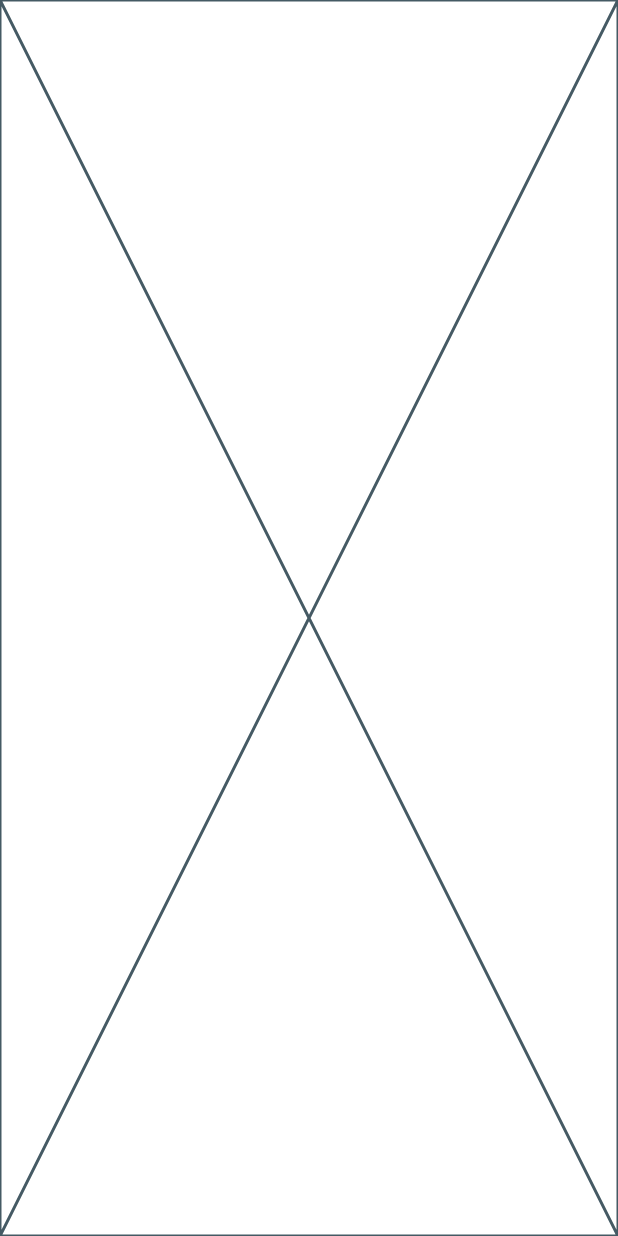
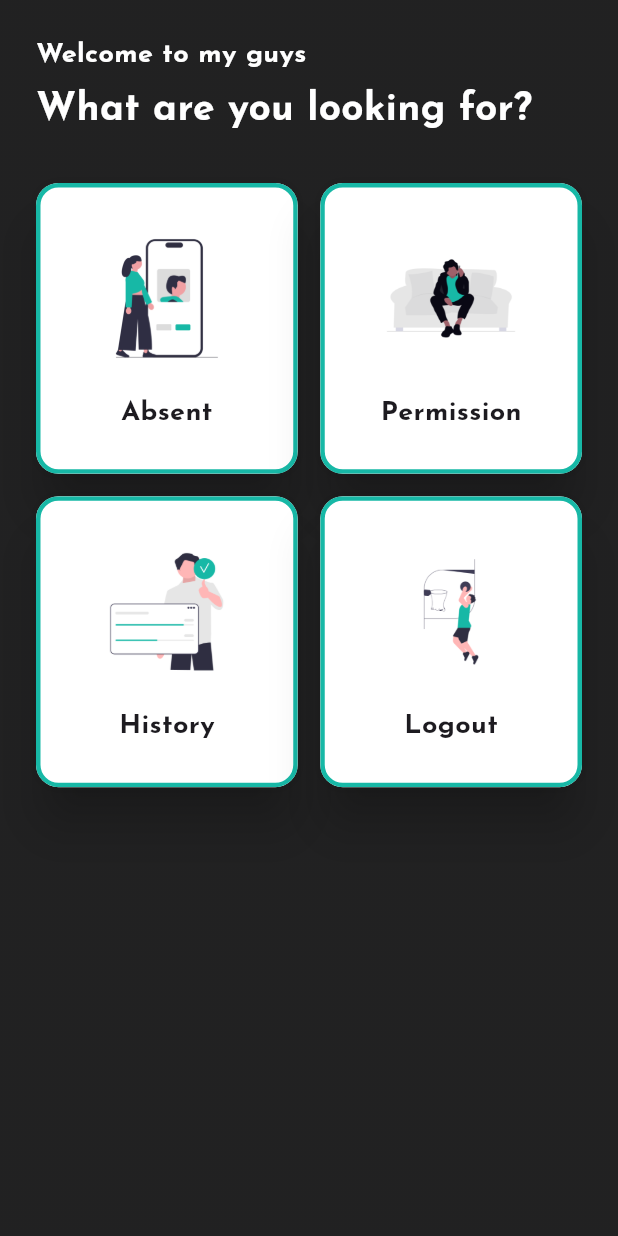
Before and after one commit to lamelopal/attendance_app, a Flutter app: the screen it shows after launch, on a phone screen of 412 x 824 dp. Run offline on Flutter 3.47's test engine with Material 3 defaults, Android fonts, the light colour scheme and no system bars; our stand-ins replace firebase_core, google_fonts; accounts and stored records are empty.

Commit message:
update home screen

```diff
--- /dev/null
+++ b/lib/attendance/attendance_screen.dart
@@ -0,0 +1,10 @@
+import 'package:flutter/cupertino.dart';
+
+class AttendanceScreen extends StatelessWidget {
+  const AttendanceScreen({super.key});
+
+  @override
+  Widget build(BuildContext context) {
+    return const Placeholder();
+  }
+}
--- /dev/null
+++ b/lib/attendance/custom_button_widget.dart
@@ -0,0 +1,67 @@
+import 'package:flutter/material.dart';
+
+class custom_button_widget extends StatelessWidget {
+  final String imageAssetPath;
+  final String title;
+  final Widget targetPage;
+
+  const custom_button_widget({
+    super.key,
+    required this.imageAssetPath,
+    required this.title,
+    required this.targetPage,
+  });
+
+  @override
+  Widget build(BuildContext context) {
+    return Material(
+      borderRadius: BorderRadius.circular(15),
+      elevation: 14,
+      color: Colors.white,
+      child: Ink(
+        decoration: BoxDecoration(
+          borderRadius: BorderRadius.circular(15),
+          color: Colors.white,
+          border: Border.all(
+            width: 3,
+            color: const Color(0xff17B8A6),
+          ),
+        ),
+        child: InkWell(
+          borderRadius: BorderRadius.circular(15),
+          onTap: () => Navigator.pushReplacement(
+            context,
+            MaterialPageRoute(
+              builder: (context) => targetPage,
+            ),
+          ),
+          child: Padding(
+            padding: const EdgeInsets.all(10),
+            child: Column(
+              mainAxisSize: MainAxisSize.min,
+              crossAxisAlignment: CrossAxisAlignment.center,
+              mainAxisAlignment: MainAxisAlignment.center,
+              children: [
+                Image.asset(
+                  imageAssetPath,
+                  width: 100,
+                  height: 100,
+                ),
+                const SizedBox(
+                  height: 14,
+                ),
+                Text(
+                  title,
+                  style: const TextStyle(
+                    fontSize: 18,
+                    fontWeight: FontWeight.bold,
+                  ),
+                ),
+              ],
+            ),
+          ),
+        ),
+      ),
+    );
+  }
+}
--- a/lib/main.dart
+++ b/lib/main.dart
@@ -1,6 +1,7 @@
+import 'package:attandance_edit/ui/home_screen.dart';
 import 'package:firebase_core/firebase_core.dart';
 import 'package:flutter/material.dart';
-
+import 'package:google_fonts/google_fonts.dart';
 
 Future<void> main() async {
   WidgetsFlutterBinding.ensureInitialized();
@@ -20,6 +21,26 @@ class MyApp extends StatelessWidget {
 
   @override
   Widget build(BuildContext context) {
-    return const Placeholder();
+    return MaterialApp(
+      debugShowCheckedModeBanner: false,
+      theme: ThemeData(
+        textTheme: GoogleFonts.josefinSansTextTheme(),
+        // card theme section
+        cardTheme: const CardTheme(
+          surfaceTintColor: Colors.white,
+        ),
+        // dialog theme section
+        dialogTheme: const DialogTheme(
+          surfaceTintColor: Colors.white,
+          backgroundColor: Colors.white,
+        ),
+        // color theme section
+        colorScheme: ColorScheme.fromSeed(
+          seedColor: Colors.blueAccent,
+        ),
+        useMaterial3: true,
+      ),
+      home: const HomeScreen(),
+    );
   }
 }
--- /dev/null
+++ b/lib/ui/home_screen.dart
@@ -0,0 +1,125 @@
+import 'package:attandance_edit/attendance/attendance_screen.dart';
+import 'package:flutter/material.dart';
+
+import '../attendance/custom_button_widget.dart';
+
+class HomeScreen extends StatelessWidget {
+  const HomeScreen({super.key});
+
+  @override
+  Widget build(BuildContext context) {
+    return PopScope(
+      canPop: false,
+      onPopInvoked: (bool didPop) async {
+        if (!didPop) {
+          final shouldPop = await _onWillPop(context);
+          if (shouldPop) {
+            Navigator.of(context).pop(true);
+          }
+        }
+      },
+      child: Scaffold(
+        body: Container(
+          decoration: const BoxDecoration(
+            gradient: LinearGradient(
+              begin: Alignment.topCenter,
+              end: Alignment.bottomCenter,
+              colors: [
+                Colors.black87,
+                Colors.black87,
+              ],
+            ),
+          ),
+          child: SafeArea(
+            child: Padding(
+              padding: const EdgeInsets.all(24),
+              child: Column(
+                crossAxisAlignment: CrossAxisAlignment.start,
+                children: [
+                  const Text(
+                    'Welcome to my guys',
+                    style: TextStyle(
+                      fontSize: 18,
+                      fontWeight: FontWeight.bold,
+                      color: Colors.white,
+                    ),
+                  ),
+                  const SizedBox(
+                    height: 5,
+                  ),
+                  const Text(
+                    'What are you looking for?',
+                    style: TextStyle(
+                      fontSize: 26,
+                      fontWeight: FontWeight.bold,
+                      color: Colors.white,
+                    ),
+                  ),
+                  const SizedBox(
+                    height: 30,
+                  ),
+                  Expanded(
+                    child: GridView.count(
+                      crossAxisCount: 2,
+                      // Jumlah kolom
+                      childAspectRatio: 0.9,
+                      // Rasio ukuran tiap card
+                      crossAxisSpacing: 15,
+                      // Jarak horizontal antar card
+                      mainAxisSpacing: 15,
+                      // Jarak vertikal antar card
+                      children: const [
+                        custom_button_widget(
+                          imageAssetPath: 'assets/images/absent.png',
+                          title: 'Absent',
+                          targetPage: AttendanceScreen(),
+                        ),
+                        custom_button_widget(
+                          imageAssetPath: 'assets/images/sick.png',
+                          title: 'Permission',
+                          targetPage: AttendanceScreen(),
+                        ),
+                        custom_button_widget(
+                          imageAssetPath: 'assets/images/history.png',
+                          title: 'History',
+                          targetPage: AttendanceScreen(),
+                        ),
+                        custom_button_widget(
+                          imageAssetPath: 'assets/images/logout.png',
+                          title: 'Logout',
+                          targetPage: AttendanceScreen(),
+                        ),
+                      ],
+                    ),
+                  ),
+                ],
+              ),
+            ),
+          ),
+        ),
+      ),
+    );
+  }
+
+  Future<bool> _onWillPop(BuildContext context) async {
+    return await showDialog(
+          context: context,
+          barrierDismissible: true,
+          builder: (context) => AlertDialog(
+            title: const Text('Are you sure?'),
+            content: const Text('Do you want to exit the app?'),
+            actions: [
+              TextButton(
+                onPressed: () => Navigator.of(context).pop(false),
+                child: const Text('No'),
+              ),
+              TextButton(
+                onPressed: () => Navigator.of(context).pop(true),
+                child: const Text('Yes'),
+              ),
+            ],
+          ),
+        ) ??
+        false;
+  }
+}
--- a/pubspec.yaml
+++ b/pubspec.yaml
@@ -69,9 +69,9 @@ flutter:
   uses-material-design: true
 
   # To add assets to your application, add an assets section, like this:
-#  assets:
-#      - assets/images/
-#      - assets/raw/
+  assets:
+      - assets/images/
+      - assets/raw/
 
   # An image asset can refer to one or more resolution-specific "variants", see
   # https://flutter.dev/to/resolution-aware-images
```
Also changed, not shown: assets/images/absent.png (added), assets/images/history.png (added), assets/images/icon.png (added), assets/images/logout.png (added), assets/images/selfie.png (added), assets/images/sick.png (added).
